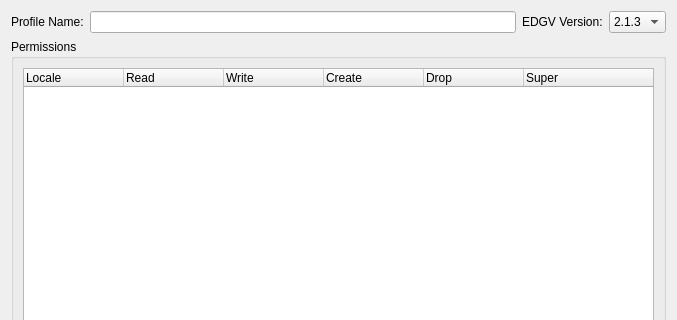
Qt form UserTools/profile_editor.ui (dsgoficial/DsgTools) before a commit; both pictures show x 0 to 677 and y 0 to 320 of the 677 by 492 pixel window.
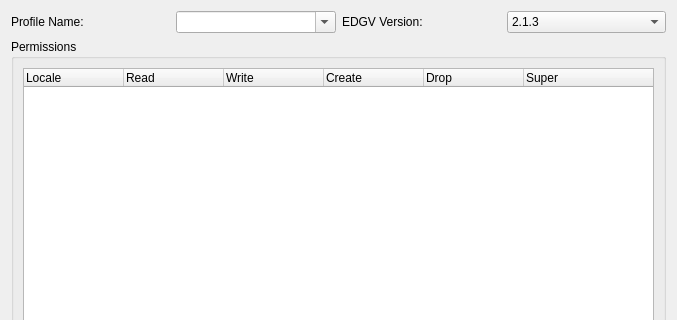
The same form after that commit.

Commit message: Keeping json profile files

```diff
--- a/UserTools/profile_editor.ui
+++ b/UserTools/profile_editor.ui
@@ -24,7 +24,11 @@
       </widget>
      </item>
      <item>
-      <widget class="QLineEdit" name="profileEdit"/>
+      <widget class="QComboBox" name="jsonCombo">
+       <property name="editable">
+        <bool>true</bool>
+       </property>
+      </widget>
      </item>
      <item>
       <widget class="QLabel" name="label_2">
```
Left out of the diff: 2 changed lines with no effect on the pictures. The commit also changes 2 other files.
